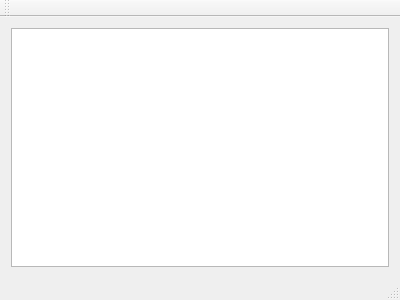
Qt form AngryThing/mainwindow.ui (ncku-pd2/AngryThings) before a commit.
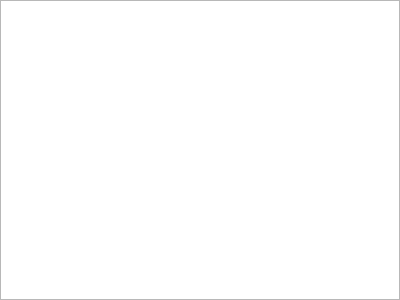
The same form after that commit. Icons and pictures are not drawn.

Commit message: Wrap main

Patch:
```diff
--- a/AngryThing/mainwindow.ui
+++ b/AngryThing/mainwindow.ui
@@ -15,30 +15,26 @@
   </property>
   <widget class="QWidget" name="centralWidget">
    <layout class="QVBoxLayout" name="verticalLayout">
+    <property name="spacing">
+     <number>0</number>
+    </property>
+    <property name="leftMargin">
+     <number>0</number>
+    </property>
+    <property name="topMargin">
+     <number>0</number>
+    </property>
+    <property name="rightMargin">
+     <number>0</number>
+    </property>
+    <property name="bottomMargin">
+     <number>0</number>
+    </property>
     <item>
      <widget class="QGraphicsView" name="graphicsView"/>
     </item>
    </layout>
   </widget>
-  <widget class="QMenuBar" name="menuBar">
-   <property name="geometry">
-    <rect>
-     <x>0</x>
-     <y>0</y>
-     <width>400</width>
-     <height>28</height>
-    </rect>
-   </property>
-  </widget>
-  <widget class="QToolBar" name="mainToolBar">
-   <attribute name="toolBarArea">
-    <enum>TopToolBarArea</enum>
-   </attribute>
-   <attribute name="toolBarBreak">
-    <bool>false</bool>
-   </attribute>
-  </widget>
-  <widget class="QStatusBar" name="statusBar"/>
  </widget>
  <layoutdefault spacing="6" margin="11"/>
  <resources/>
```
Left out of the diff: 10 changed lines with no effect on the pictures. The commit also changes 4 other files.
